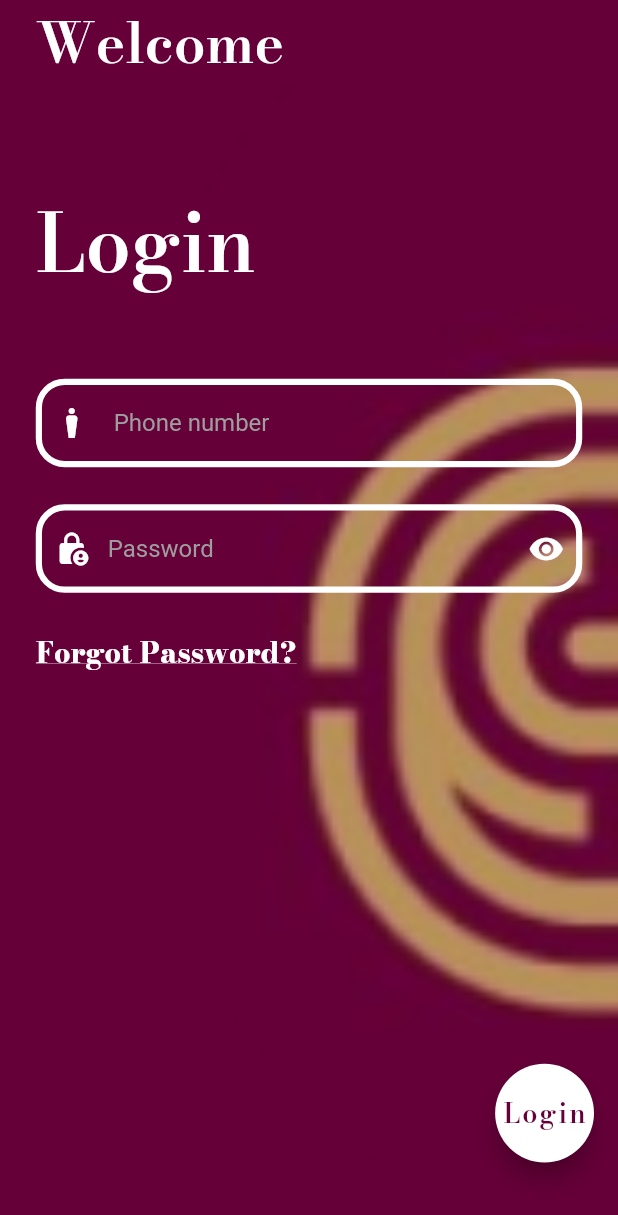
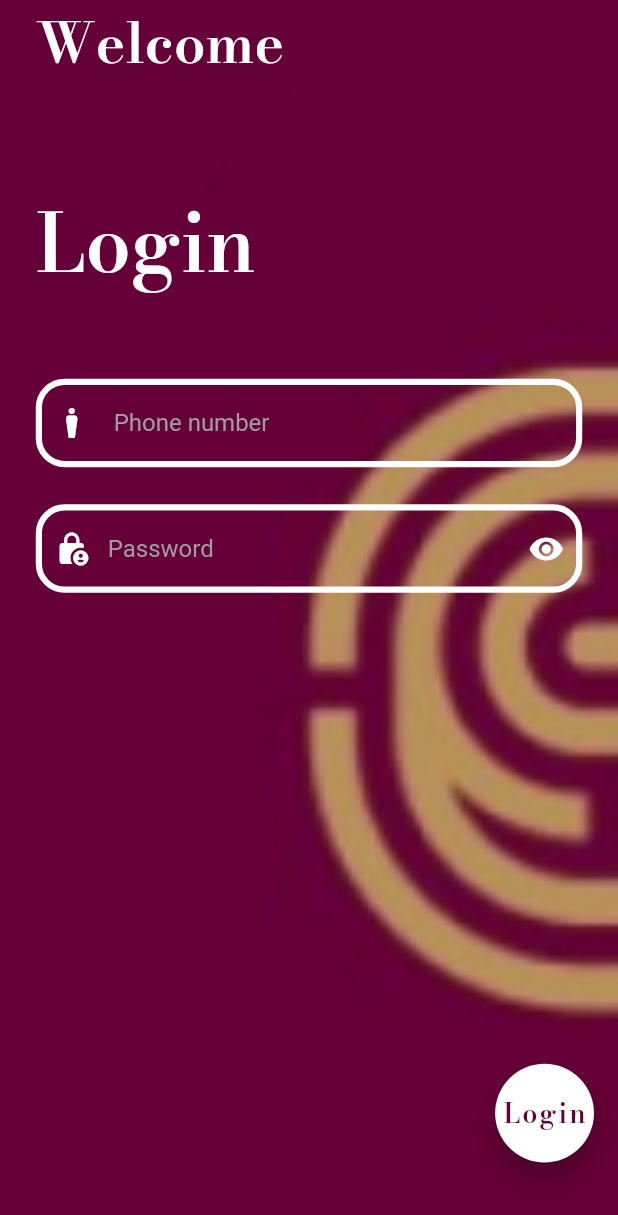
Before and after one commit to Isaiahcodes-3321/I_Bank, a Flutter app: the screen it shows after launch, on a phone screen of 412 x 824 dp. Shown: the top 1215 px of the screen. Run offline on Flutter 3.47's test engine with Material 2 defaults, Android fonts, the phone set to English and light mode, and no system bars; our stand-ins replace connectivity_plus, curved_navigation_bar, date_format, flutter_spinkit, hive, hive_flutter and 2 more; missing offline and left inert: clickable_list_wheel_view, flutter_dialogs, pattern_formatter; accounts and stored records are empty.

Commit message:
Responsive update

```diff
--- a/bank_app/lib/Screen/InbuiltScreens/History/history.dart
+++ b/bank_app/lib/Screen/InbuiltScreens/History/history.dart
@@ -21,8 +21,10 @@ class HistoryTab extends StatelessWidget {
         child: Column(
           crossAxisAlignment: CrossAxisAlignment.start,
           children: [
-            Text("Transaction History",
-                style: textStyle.copyWith(fontWeight: FontWeight.bold)),
+            FittedBox(
+              child: Text("Transaction History",
+                  style: textStyle.copyWith(fontWeight: FontWeight.bold)),
+            ),
             SizedBox(
               height: 5.h,
             ),
--- a/bank_app/lib/Screen/loginScreen.dart
+++ b/bank_app/lib/Screen/loginScreen.dart
@@ -145,23 +145,6 @@ class _Login_PageState extends State<Login_Page> {
                                             enabledBorder: outlineInputBorder,
                                             fillColor: Colors.white),
                                       ),
-                                      sizedBox,
-                                      Align(
-                                        alignment: Alignment.bottomLeft,
-                                        child: GestureDetector(
-                                          onTap: () {
-                                          },
-                                          child: Text('Forgot Password?',
-                                              style: TextStyle(
-                                                  color: Colors.white,
-                                                  fontSize: 18.sp,
-                                                  fontWeight: FontWeight.w800,
-                                                  fontFamily: fontFamily,
-                                                  decoration:
-                                                      TextDecoration.underline,
-                                                  decorationThickness: 3.sp)),
-                                        ),
-                                      ),
                                     ],
                                   ),
                                 ),
```
Also changed, not shown: bank_app/lib/Screen/InbuiltScreens/History/animationListView.dart (+16 -6 lines), bank_app/lib/Screen/InbuiltScreens/History/normalListView.dart (+15 -3 lines), bank_app/lib/Screen/InbuiltScreens/Home/homeTransactionHistory.dart (+18 -6 lines).
